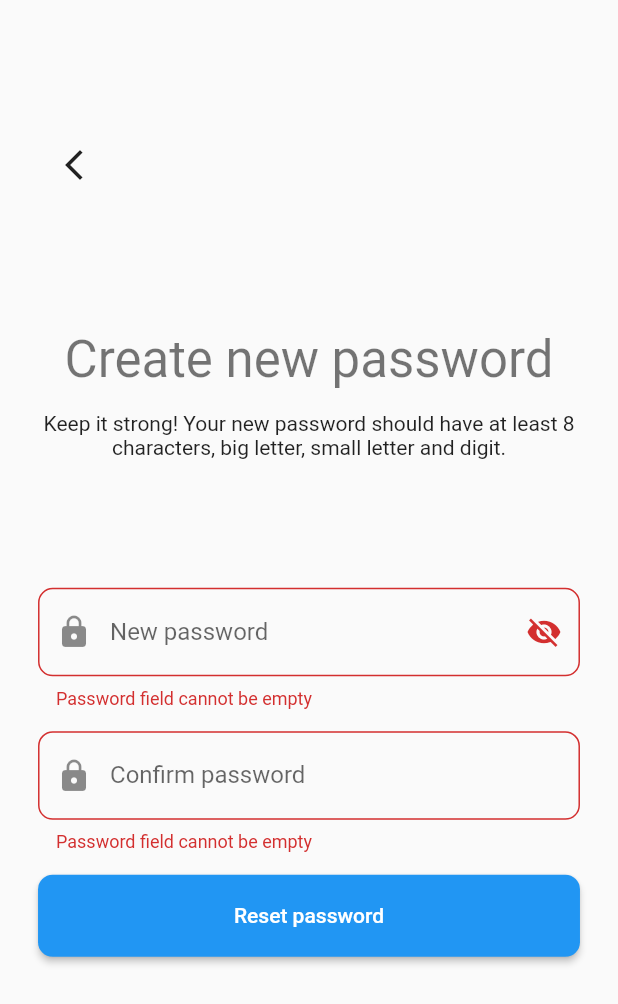
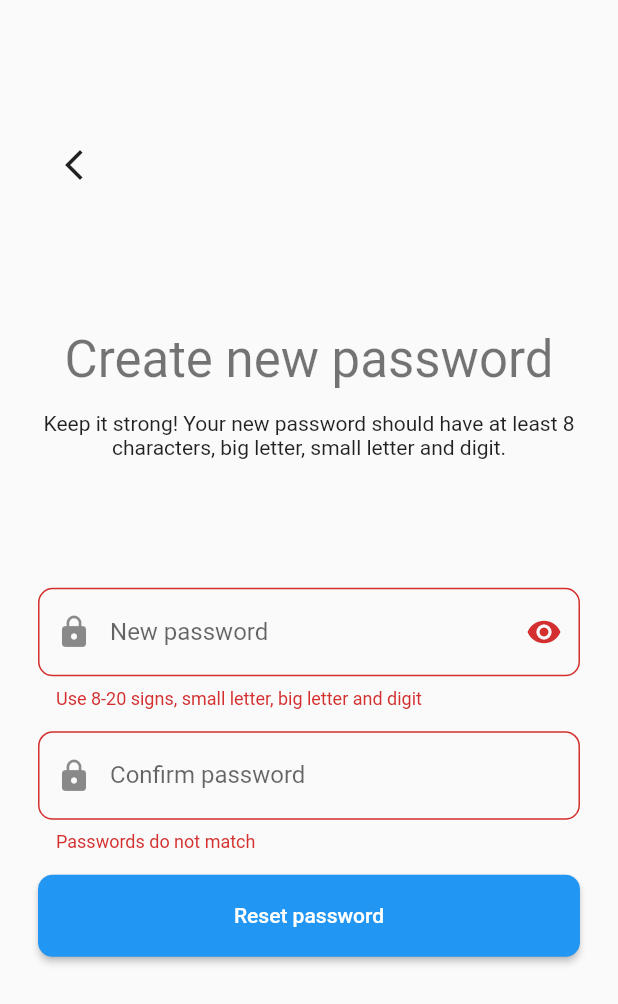
Before and after one commit to bizkit53/news_aggregator, a Flutter app: the NewPasswordPage screen opened directly, after a tap on "Reset password", on a phone screen of 412 x 824 dp. Shown: the top 1004 px of the screen. Run offline on Flutter 3.47's test engine with Material 2 defaults, Android fonts, the phone set to English and light mode, and no system bars; our stand-ins replace cached_network_image, cloud_firestore, device_preview, dio, equatable, firebase_auth and 9 more; accounts and stored records are empty; generated files the repository leaves out were written again; statements that could not run were skipped.

Commit message:
Password bloc linked with UI

```diff
--- a/lib/l10n/app_en.arb
+++ b/lib/l10n/app_en.arb
@@ -30,5 +30,7 @@
     "passwordChanged": "Password changed!",
     "passwordChangedDescription": "Your password has been changed successfully",
     "backToLogin": "Back to login",
-    "search": "Search"
+    "search": "Search",
+    "passwordDoNotMatch": "Passwords do not match",
+    "passwordNotValid": "Use 8-20 signs, small letter, big letter and digit"
 }
--- a/lib/l10n/app_pl.arb
+++ b/lib/l10n/app_pl.arb
@@ -30,5 +30,7 @@
     "passwordChanged": "Hasło zmienione!",
     "passwordChangedDescription": "Twoje hasło zostało pomyślnie zmienione",
     "backToLogin": "Wróć do logowania",
-    "search": "Szukaj"
+    "search": "Szukaj",
+    "passwordDoNotMatch": "Hasła nie są takie same",
+    "passwordNotValid": "Użyj 8-20 znaków, małej i wielkiej litery oraz cyfry"
 }
--- a/lib/logic/blocs/password/password_bloc.dart
+++ b/lib/logic/blocs/password/password_bloc.dart
@@ -1,5 +1,7 @@
 import 'package:equatable/equatable.dart';
 import 'package:flutter_bloc/flutter_bloc.dart';
+import 'package:logger/logger.dart';
+import 'package:news_aggregator/logic/utils/import_utils.dart';
 
 part 'password_event.dart';
 part 'password_state.dart';
@@ -9,6 +11,7 @@ class PasswordBloc extends Bloc<PasswordEvent, PasswordState> {
   /// Constructor
   PasswordBloc() : super(PasswordInitial()) {
     on<PasswordVisibilityChangedEvent>((event, emit) {
+      _log.i('$PasswordVisibilityChangedEvent called');
       emit(
         PasswordFieldChanged(
           isHidden: !state.isHidden,
@@ -16,9 +19,11 @@ class PasswordBloc extends Bloc<PasswordEvent, PasswordState> {
           isConfirmPasswordValid: state.isConfirmPasswordValid,
         ),
       );
+      _log.i('$PasswordFieldChanged emitted');
     });
 
     on<PasswordValidationEvent>((event, emit) {
+      _log.i('$PasswordValidationEvent called');
       emit(
         PasswordFieldChanged(
           isHidden: state.isHidden,
@@ -26,9 +31,11 @@ class PasswordBloc extends Bloc<PasswordEvent, PasswordState> {
           isConfirmPasswordValid: state.isConfirmPasswordValid,
         ),
       );
+      _log.i('$PasswordFieldChanged emitted');
     });
 
     on<ConfirmPasswordValidationEvent>((event, emit) {
+      _log.i('$ConfirmPasswordValidationEvent called');
       emit(
         PasswordFieldChanged(
           isHidden: !state.isHidden,
@@ -39,8 +46,12 @@ class PasswordBloc extends Bloc<PasswordEvent, PasswordState> {
           ),
         ),
       );
+      _log.i('$PasswordFieldChanged emitted');
     });
   }
+
+  /// Log style customizer
+  final Logger _log = logger(PasswordBloc);
 
   bool _validatePassword({required String password}) {
     final bool hasRightLength = password.length >= 8 && password.length <= 20;
@@ -56,7 +67,7 @@ class PasswordBloc extends Bloc<PasswordEvent, PasswordState> {
     required String confirmPassword,
   }) {
     bool result = true;
-    if (password != confirmPassword) result = false;
+    if (confirmPassword.isEmpty || password != confirmPassword) result = false;
 
     return result;
   }
--- a/lib/logic/utils/import_utils.dart
+++ b/lib/logic/utils/import_utils.dart
@@ -2,5 +2,4 @@ export 'app_localizations_context.dart';
 export 'bloc_injector.dart';
 export 'injector.dart';
 export 'logger.dart';
-export 'password_field_helper.dart';
 export 'route_generator.dart';
--- a/lib/logic/utils/password_field_helper.dart
+++ /dev/null
@@ -1,13 +0,0 @@
-import 'package:flutter/material.dart';
-
-/// Provides a helper for password and confirm password fields
-class PasswordFieldHelper extends ChangeNotifier {
-  /// Password visibility handler
-  bool isHidden = true;
-
-  /// Password field visibility controller
-  void toggleVisibility() {
-    isHidden = !isHidden;
-    notifyListeners();
-  }
-}
--- a/lib/presentation/pages/forgot_password/new_password_page.dart
+++ b/lib/presentation/pages/forgot_password/new_password_page.dart
@@ -1,9 +1,10 @@
 import 'package:flutter/material.dart';
+import 'package:flutter_bloc/flutter_bloc.dart';
 import 'package:logger/logger.dart';
 import 'package:news_aggregator/constans/import_constants.dart';
+import 'package:news_aggregator/logic/blocs/password/password_bloc.dart';
 import 'package:news_aggregator/logic/utils/import_utils.dart';
 import 'package:news_aggregator/presentation/widgets/import_widgets.dart';
-import 'package:provider/provider.dart';
 
 /// Page for setting new password for user's account
 class NewPasswordPage extends StatefulWidget {
@@ -31,8 +32,8 @@ class _NewPasswordPageState extends State<NewPasswordPage> {
 
   @override
   Widget build(BuildContext context) {
-    return ChangeNotifierProvider<PasswordFieldHelper>(
-      create: (_) => PasswordFieldHelper(),
+    return BlocProvider(
+      create: (_) => PasswordBloc(),
       child: CustomScaffold(
         child: Column(
           mainAxisAlignment: MainAxisAlignment.spaceBetween,
@@ -69,7 +70,10 @@ class _NewPasswordPageState extends State<NewPasswordPage> {
                     controller: passwordController,
                     settingNewPassword: true,
                   ),
-                  ConfirmPasswordField(controller: confirmPasswordController),
+                  ConfirmPasswordField(
+                    controller: confirmPasswordController,
+                    passwordController: passwordController,
+                  ),
                   // reset password button
                   CustomWideButton(
                     child: Text(context.loc.resetPassword),
@@ -77,7 +81,7 @@ class _NewPasswordPageState extends State<NewPasswordPage> {
                       log.d('Reset password button pressed');
                       if (formKey.currentState!.validate()) {
                         log.d('Form is valid');
-                        // TODO(bizkit53): implement new password setting
+                        // TODO(piotr-ciuba): implement new password setting
                       }
                     },
                   ),
--- a/lib/presentation/widgets/input_fields/confirm_password_field.dart
+++ b/lib/presentation/widgets/input_fields/confirm_password_field.dart
@@ -1,7 +1,8 @@
 import 'package:flutter/material.dart';
+import 'package:flutter_bloc/flutter_bloc.dart';
 import 'package:news_aggregator/constans/import_constants.dart';
+import 'package:news_aggregator/logic/blocs/password/password_bloc.dart';
 import 'package:news_aggregator/logic/utils/import_utils.dart';
-import 'package:provider/provider.dart';
 
 /// Text form field for confirm password
 class ConfirmPasswordField extends StatelessWidget {
@@ -9,10 +10,14 @@ class ConfirmPasswordField extends StatelessWidget {
   const ConfirmPasswordField({
     super.key,
     required this.controller,
+    required this.passwordController,
   });
 
   /// Text controller of confirm password field
   final TextEditingController controller;
+
+  /// Text controller of password field for validating purposes
+  final TextEditingController passwordController;
 
   @override
   Widget build(BuildContext context) {
@@ -27,10 +32,16 @@ class ConfirmPasswordField extends StatelessWidget {
             borderRadius: BorderRadius.circular(borderRadius),
           ),
         ),
-        obscureText: context.watch<PasswordFieldHelper>().isHidden,
+        obscureText: context.watch<PasswordBloc>().state.isHidden,
         validator: (String? value) {
-          if (value == null || value.isEmpty) {
-            return context.loc.passwordCannotBeEmpty;
+          context.read<PasswordBloc>().add(
+                ConfirmPasswordValidationEvent(
+                  password: value ?? '',
+                  confirmPassword: passwordController.text,
+                ),
+              );
+          if (!context.read<PasswordBloc>().state.isConfirmPasswordValid) {
+            return context.loc.passwordDoNotMatch;
           }
           return null;
         },
--- a/lib/presentation/widgets/input_fields/password_field.dart
+++ b/lib/presentation/widgets/input_fields/password_field.dart
@@ -1,7 +1,8 @@
 import 'package:flutter/material.dart';
+import 'package:flutter_bloc/flutter_bloc.dart';
 import 'package:news_aggregator/constans/import_constants.dart';
+import 'package:news_aggregator/logic/blocs/password/password_bloc.dart';
 import 'package:news_aggregator/logic/utils/import_utils.dart';
-import 'package:provider/provider.dart';
 
 /// Text form field for password
 class PasswordField extends StatelessWidget {
@@ -28,10 +29,12 @@ class PasswordField extends StatelessWidget {
           prefixIcon: const Icon(Icons.lock),
           suffixIcon: IconButton(
             onPressed: () {
-              context.read<PasswordFieldHelper>().toggleVisibility();
+              context.read<PasswordBloc>().add(
+                    PasswordVisibilityChangedEvent(),
+                  );
             },
             icon: Icon(
-              context.watch<PasswordFieldHelper>().isHidden
+              context.watch<PasswordBloc>().state.isHidden
                   ? Icons.visibility_off
                   : Icons.visibility,
             ),
@@ -43,11 +46,13 @@ class PasswordField extends StatelessWidget {
             borderRadius: BorderRadius.circular(borderRadius),
           ),
         ),
-        obscureText: context.watch<PasswordFieldHelper>().isHidden,
+        obscureText: context.watch<PasswordBloc>().state.isHidden,
         validator: (String? value) {
-          // TODO(bizkit53): extend password validation
-          if (value == null || value.isEmpty) {
-            return context.loc.passwordCannotBeEmpty;
+          context.read<PasswordBloc>().add(
+                PasswordValidationEvent(password: value ?? ''),
+              );
+          if (!context.read<PasswordBloc>().state.isPasswordValid) {
+            return context.loc.passwordNotValid;
           }
           return null;
         },
--- a/pubspec.yaml
+++ b/pubspec.yaml
@@ -32,7 +32,6 @@ dependencies:
   json_serializable: ^6.4.0
   logger: ^1.1.0
   pin_code_fields: ^7.4.0
-  provider: ^6.0.3
   rename: ^2.0.1
   url_launcher: ^6.1.6
   validators: ^3.0.0
```
Also changed, not shown: lib/presentation/pages/forgot_password/verification_page.dart (+4 -8 lines), lib/presentation/pages/login/login_page.dart (+7 -6 lines), lib/presentation/pages/registration/register_page.dart (+33 -25 lines), pubspec.lock.
